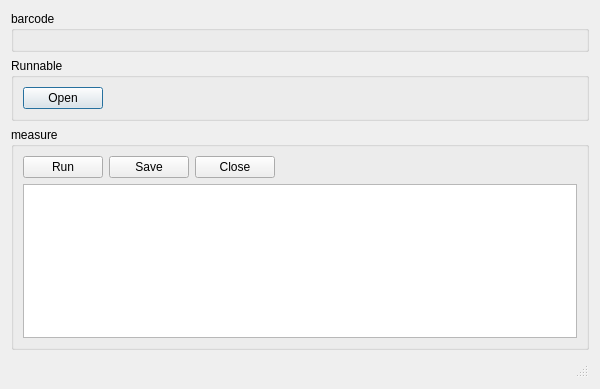
Old version of the form src/prototype/Spirometer/MainWindow.ui in the repository inglis-dl/cypress.
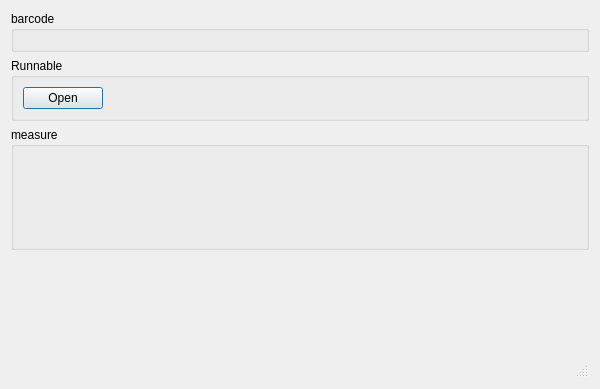
New version of the form. Custom widgets are drawn as their Qt base class.

```diff
--- a/src/prototype/Spirometer/MainWindow.ui
+++ b/src/prototype/Spirometer/MainWindow.ui
@@ -80,45 +80,7 @@
      </property>
      <layout class="QVBoxLayout" name="verticalLayout">
       <item>
-       <layout class="QHBoxLayout" name="horizontalLayout_3">
-        <item>
-         <widget class="QPushButton" name="measureButton">
-          <property name="text">
-           <string>Run</string>
-          </property>
-         </widget>
-        </item>
-        <item>
-         <widget class="QPushButton" name="saveButton">
-          <property name="text">
-           <string>Save</string>
-          </property>
-         </widget>
-        </item>
-        <item>
-         <widget class="QPushButton" name="closeButton">
-          <property name="text">
-           <string>Close</string>
-          </property>
-         </widget>
-        </item>
-        <item>
-         <spacer name="horizontalSpacer_3">
-          <property name="orientation">
-           <enum>Qt::Horizontal</enum>
-          </property>
-          <property name="sizeHint" stdset="0">
-           <size>
-            <width>40</width>
-            <height>20</height>
-           </size>
-          </property>
-         </spacer>
-        </item>
-       </layout>
-      </item>
-      <item>
-       <widget class="QTableView" name="testdataTableView"/>
+       <widget class="MeasureWidget" name="measureWidget" native="true"/>
       </item>
      </layout>
     </widget>
@@ -135,6 +97,12 @@
    <header>../../widgets/BarcodeWidget.h</header>
    <container>1</container>
   </customwidget>
+  <customwidget>
+   <class>MeasureWidget</class>
+   <extends>QWidget</extends>
+   <header>../../widgets/MeasureWidget.h</header>
+   <container>1</container>
+  </customwidget>
  </customwidgets>
  <includes>
   <include location="local">../../widgets/BarcodeWidget.h</include>
```
Left out of the diff: 1 changed line with no effect on the pictures.
